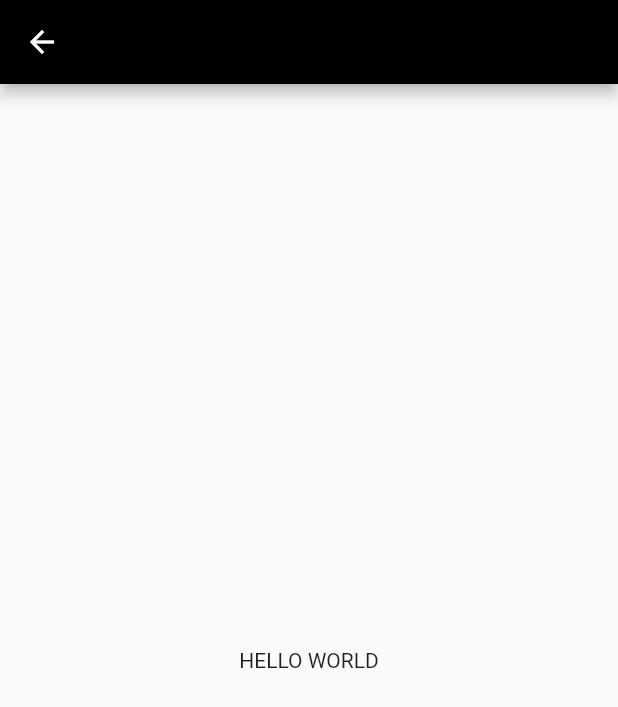
After one commit to IsmaelHK1/Trinity, a Flutter app: the SecondPage screen opened directly, on a phone screen of 412 x 824 dp. The commit adds this screen. Shown: the top 707 px of the screen. Run offline on Flutter 3.47's test engine with Material 2 defaults, Android fonts, the phone set to English and light mode, and no system bars; Roboto replaces fonts that are missing (Lemon tea).

Commit message:
maj/access second page

```diff
--- a/lib/main.dart
+++ b/lib/main.dart
@@ -1,4 +1,5 @@
 import 'package:flutter/material.dart';
+import 'package:trinity/second.dart';
 
 void main() {
   runApp(const MyApp());
@@ -56,6 +57,8 @@ class _MyHomePageState extends State<MyHomePage> {
             child: Material(
               color : const Color(0x00ffffff),
               child: InkWell(
+                onTap: (){
+                  Navigator.push(context, MaterialPageRoute(builder: (context) => const SecondPage()),);}, //Change de page
                 child: Container(
                   width: 80.0,
                   height: 80,
--- /dev/null
+++ b/lib/second.dart
@@ -0,0 +1,23 @@
+import 'dart:io';
+
+import 'package:flutter/material.dart';
+
+//---------------------------------------------------------------------
+//---------------Widget test----------------
+//---------------------------------------------------------------------
+class SecondPage extends StatelessWidget {
+
+  const SecondPage({Key? key}) : super(key: key);
+
+  @override
+  Widget build(BuildContext context) {
+    return Scaffold(
+      appBar: AppBar(
+        backgroundColor: Colors.black,
+      ),
+      body: const Center(
+        child: Text('HELLO WORLD'),
+      )
+    );
+  }
+}
```
Also changed, not shown: assets/images/icons8-add-user-group-woman-man-48.png (added).
